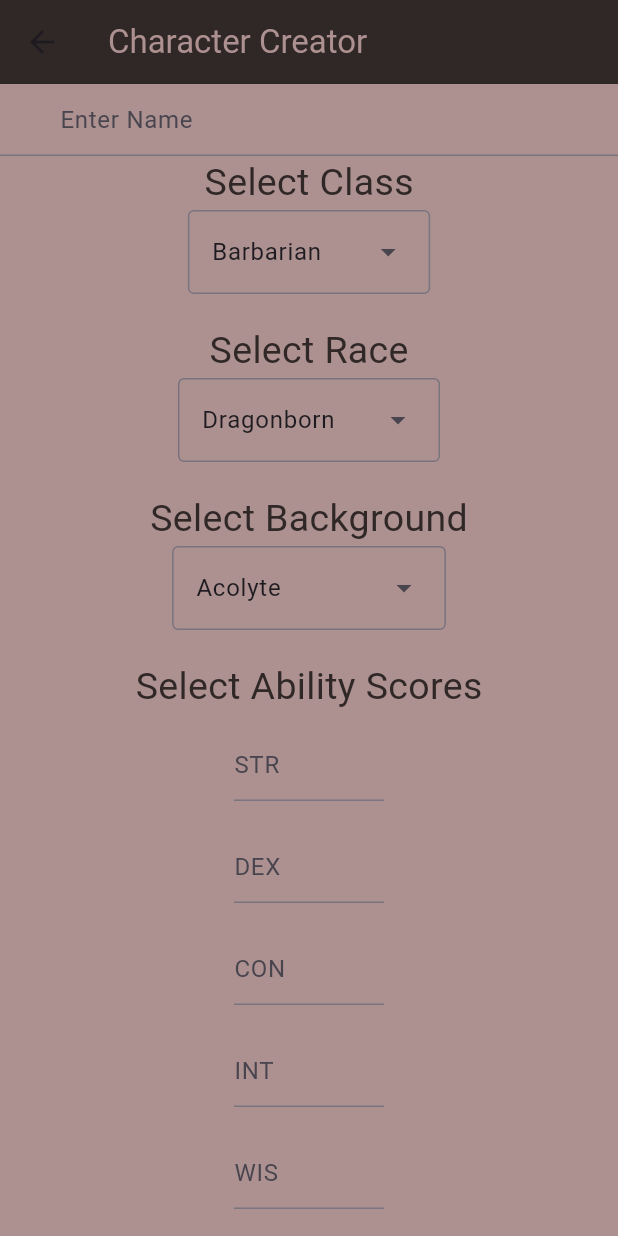
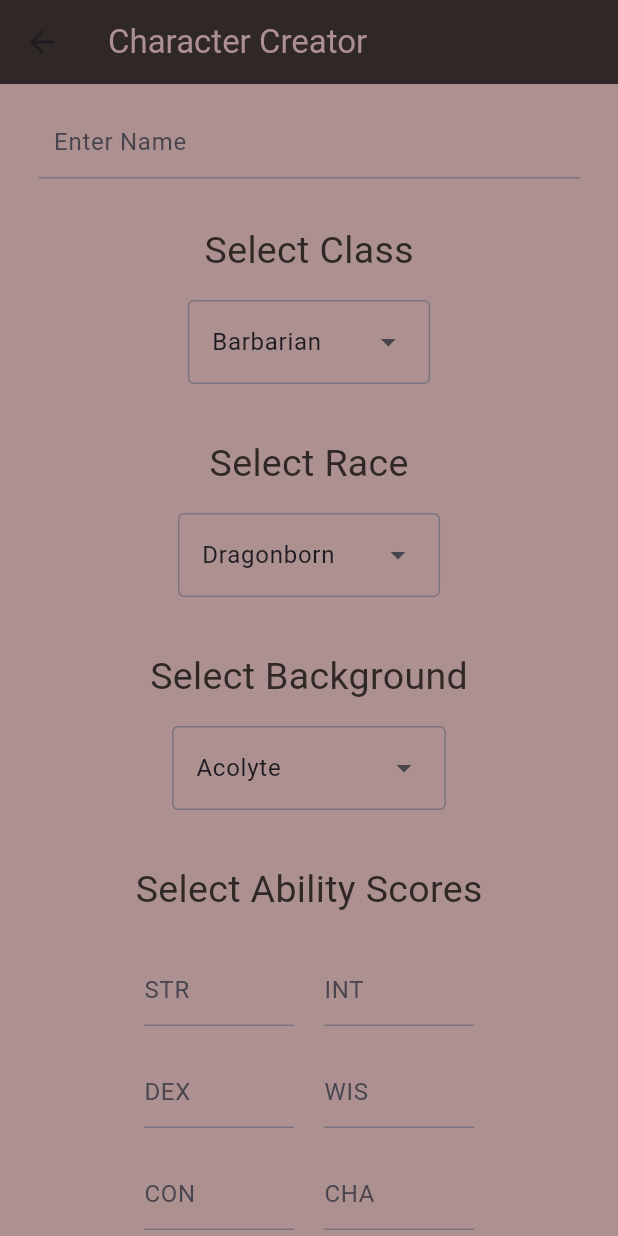
Before and after one commit to EvanMarnik/dnd_character_sheet_app, a Flutter app: the screen it shows after launch, after a tap on "Create Character", on a phone screen of 412 x 824 dp. Run offline on Flutter 3.47's test engine with Material 3 defaults, Android fonts, the phone set to English and light mode, and no system bars; our stand-ins replace multi_select_flutter; Roboto replaces fonts that are missing (Lancelot).

Commit message:
creator styling

```diff
--- a/lib/view/character_creator_view.dart
+++ b/lib/view/character_creator_view.dart
@@ -411,20 +411,20 @@ class _CharacterCreatorViewState extends State<CharacterCreatorView> {
         ),
         body: SingleChildScrollView(
             child: Column(children: <Widget>[
-          TextField(
+          SizedBox(width: MediaQuery.of(context).size.width*0.875, child: Padding(padding: EdgeInsets.symmetric(vertical: 15), child: TextField(
               decoration: InputDecoration(
                   hintText: 'Enter Name',
                   iconColor: Color(0xFFAD9090),
-                  contentPadding: EdgeInsets.symmetric(horizontal: 40)),
+                  contentPadding: EdgeInsets.symmetric(horizontal: 10)),
               onChanged: (text) {
                 selectedName = text;
-              }),
-              const Text(
+              })),),
+              Padding(padding: EdgeInsets.symmetric(vertical: 15), child: const Text(
                 'Select Class',
                 style: TextStyle(
                   color: Color(0xFF302727),
                 ),
-              ),
+              )),
               DropdownMenu(
                   dropdownMenuEntries: classList
                       .map<DropdownMenuEntry<CharacterOption>>(
@@ -445,12 +445,12 @@ class _CharacterCreatorViewState extends State<CharacterCreatorView> {
                     width: MediaQuery.of(context).size.width*0.8,
                     child: getClassCustomization(),
                   )),
-              const Text(
+              Padding(padding: EdgeInsets.symmetric(vertical: 15), child: const Text(
                 'Select Race',
                 style: TextStyle(
                   color: Color(0xFF302727),
                 ),
-              ),
+              )),
               DropdownMenu(
                   dropdownMenuEntries: raceList
                       .map<DropdownMenuEntry<CharacterOption>>(
@@ -471,12 +471,12 @@ class _CharacterCreatorViewState extends State<CharacterCreatorView> {
                 width: MediaQuery.of(context).size.width*0.8,
                 child: getRaceCustomization(),
               )),
-              const Text(
+              Padding(padding: EdgeInsets.symmetric(vertical: 15), child: const Text(
                 'Select Background',
                 style: TextStyle(
                   color: Color(0xFF302727),
                 ),
-              ),
+              )),
               DropdownMenu(
                   dropdownMenuEntries: backgroundList
                       .map<DropdownMenuEntry<CharacterOption>>(
@@ -497,13 +497,19 @@ class _CharacterCreatorViewState extends State<CharacterCreatorView> {
                     width: MediaQuery.of(context).size.width*0.8,
                     child: getBGCustomization(),
                   )),
-                  const Text(
+              Padding(padding: EdgeInsets.symmetric(vertical: 15), child: const Text(
                     'Select Ability Scores',
                     style: TextStyle(
                       color: Color(0xFF302727),
                     ),
-                  ),
-                  Padding(padding: EdgeInsets.symmetric(vertical: 10), child: SizedBox(
+                  )),
+                  Row(
+                    mainAxisAlignment: MainAxisAlignment.center,
+                    crossAxisAlignment: CrossAxisAlignment.center,
+                    children: <Widget>[
+                      Column(
+                        children: <Widget>[
+                          Padding(padding: EdgeInsets.all(10), child: SizedBox(
                               width: 100,
                               child: TextField(
                                   decoration: InputDecoration(
@@ -517,7 +523,7 @@ class _CharacterCreatorViewState extends State<CharacterCreatorView> {
                                   })
 
                           )),
-                  Padding(padding: EdgeInsets.symmetric(vertical: 10), child: SizedBox(
+                          Padding(padding: EdgeInsets.all(10), child: SizedBox(
                               width: 100,
                               child: TextField(
                                   decoration: InputDecoration(
@@ -531,7 +537,7 @@ class _CharacterCreatorViewState extends State<CharacterCreatorView> {
                                   })
 
                           )),
-                  Padding(padding: EdgeInsets.symmetric(vertical: 10), child: SizedBox(
+                          Padding(padding: EdgeInsets.all(10), child: SizedBox(
                               width: 100,
                               child: TextField(
                                   decoration: InputDecoration(
@@ -545,7 +551,11 @@ class _CharacterCreatorViewState extends State<CharacterCreatorView> {
                                   })
 
                           )),
-                  Padding(padding: EdgeInsets.symmetric(vertical: 10), child: SizedBox(
+                        ],
+                      ),
+                      Column(
+                        children: <Widget>[
+                          Padding(padding: EdgeInsets.all(10), child: SizedBox(
                               width: 100,
                               child: TextField(
                                   decoration: InputDecoration(
@@ -559,7 +569,7 @@ class _CharacterCreatorViewState extends State<CharacterCreatorView> {
                                   })
 
                           )),
-                  Padding(padding: EdgeInsets.symmetric(vertical: 10), child: SizedBox(
+                          Padding(padding: EdgeInsets.all(10), child: SizedBox(
                               width: 100,
                               child: TextField(
                                   decoration: InputDecoration(
@@ -574,7 +584,7 @@ class _CharacterCreatorViewState extends State<CharacterCreatorView> {
 
                           )),
 
-                  Padding(padding: EdgeInsets.symmetric(vertical: 10), child: SizedBox(
+                          Padding(padding: EdgeInsets.all(10), child: SizedBox(
                               width: 100,
                               child: TextField(
                                   decoration: InputDecoration(
@@ -588,15 +598,20 @@ class _CharacterCreatorViewState extends State<CharacterCreatorView> {
                                   })
 
                           )),
+                        ],
+                      )
+                    ],
+                  ),
               selectedClass!.name == "Barbarian" || selectedClass!.name == "Rogue" || selectedClass!.name == "Paladin" || selectedClass!.name == "Ranger" ||
                   selectedClass!.name == "Monk" || selectedClass!.name == "Fighter"
                   ? Container() :
                   Padding(padding: EdgeInsets.symmetric(vertical: 10), child: SizedBox(
                     width: MediaQuery.of(context).size.width*0.8,
                     child: MultiSelectDialogField(
+                      selectedColor: Color(0xFF302727),
                       items: cantrips.map((e) => MultiSelectItem(e, e.name)).toList(),
                       listType: MultiSelectListType.CHIP,
-                      title: Text("Cantrips"),
+                      title: Text("Cantrips", style: TextStyle(color: Color(0xFF302727)),),
                       onConfirm: (values) {
                         selectedCantrips = values;
                       },
@@ -608,9 +623,10 @@ class _CharacterCreatorViewState extends State<CharacterCreatorView> {
             Padding(padding: EdgeInsets.symmetric(vertical: 10), child: SizedBox(
                 width: MediaQuery.of(context).size.width*0.8,
                 child: MultiSelectDialogField(
+                    selectedColor: Color(0xFF302727),
                     items: firstLevel.map((e) => MultiSelectItem(e, e.name)).toList(),
                     listType: MultiSelectListType.CHIP,
-                    title: Text("First Level Spells"),
+                    title: Text("First Level Spells", style: TextStyle(color: Color(0xFF302727)),),
                     onConfirm: (values) {
                       selectedFirstLevel = values;
                     },
```
Lines whose indentation alone changed are shown as unchanged.
